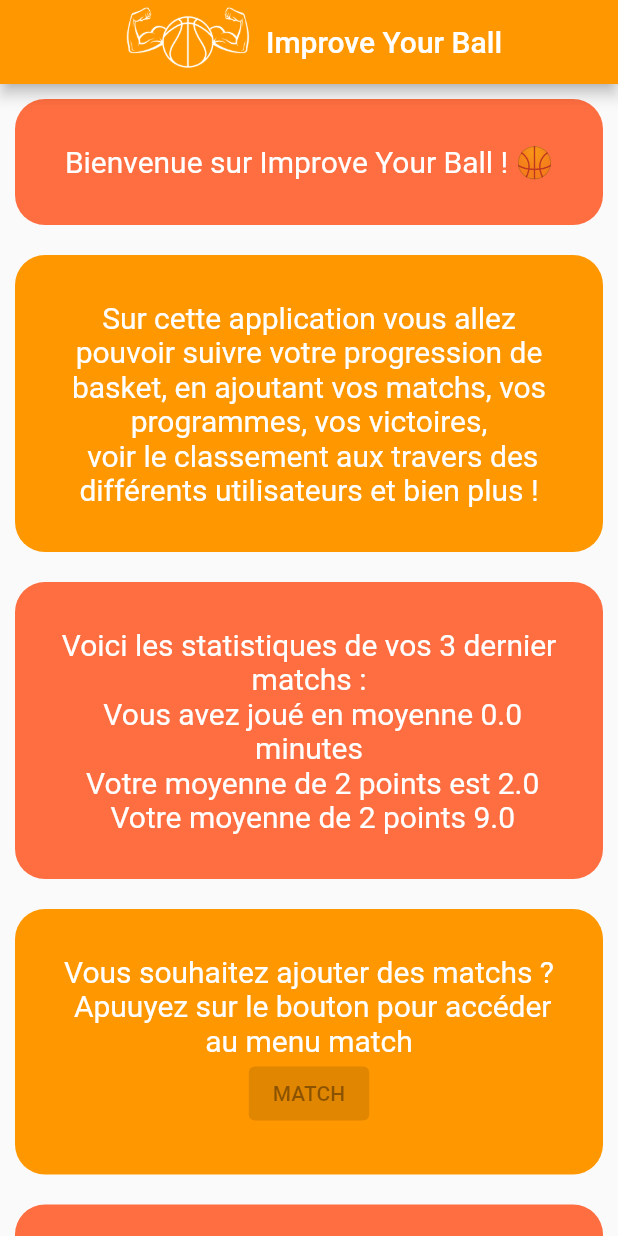
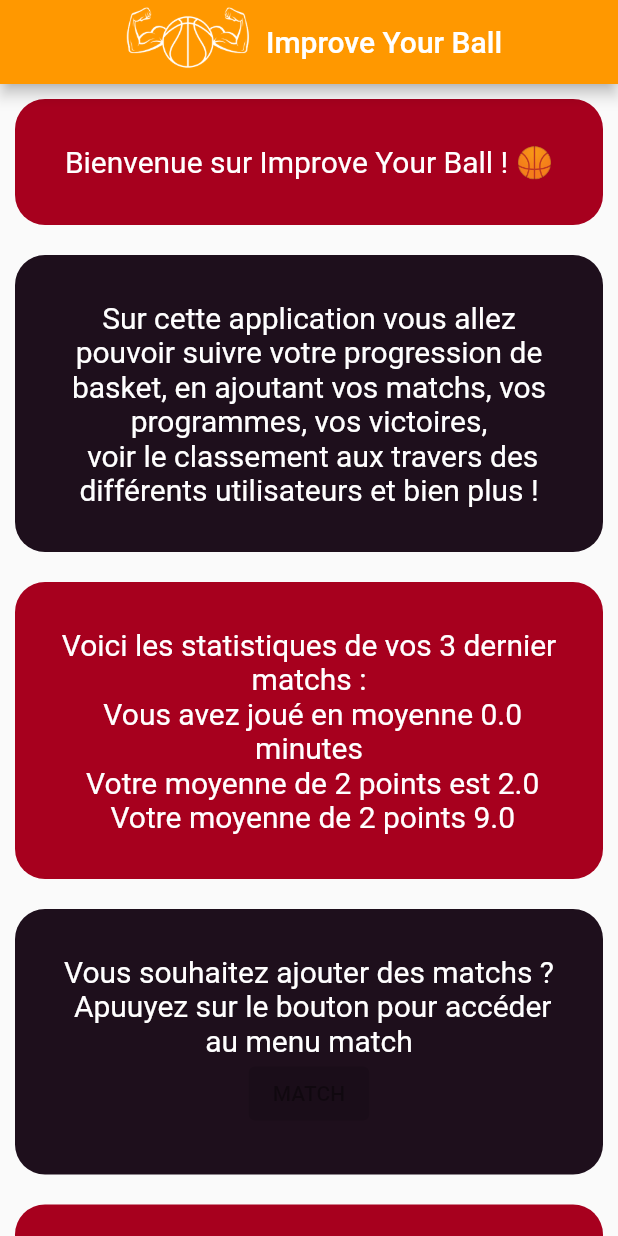
Before and after one commit to Morbleuz/Improve-Your-Ball, a Flutter app: the screen it shows after launch, on a phone screen of 412 x 824 dp. Run offline on Flutter 3.47's test engine with Material 2 defaults, Android fonts, the light colour scheme and no system bars; missing offline and left inert: graphic.

Commit message:
ajout des couleurs et du menu login

```diff
--- a/lib/main.dart
+++ b/lib/main.dart
@@ -1,4 +1,5 @@
 import 'package:flutter/material.dart';
+import 'package:flutter_improve_your_ball/login.dart';
 import 'package:flutter_improve_your_ball/menu.dart';
 
 void main() {
@@ -15,7 +16,11 @@ class MyApp extends StatelessWidget {
       title: 'Improve Your Ball',
       debugShowCheckedModeBanner: false,
       theme: ThemeData(),
-      home: Menu(),
+      initialRoute: '/menu',
+      routes: {
+        '/menu': (context) => const Menu(),
+        '/login': (context) => const Login(),
+      },
     );
   }
 }
--- a/lib/menu.dart
+++ b/lib/menu.dart
@@ -1,8 +1,10 @@
 import 'package:flutter/material.dart';
+import 'package:flutter_improve_your_ball/model/local.dart';
 import 'package:flutter_improve_your_ball/modelView/ContainerButtonIYP.dart';
 import 'package:flutter_improve_your_ball/modelView/appbarIYP.dart';
 import 'package:flutter_improve_your_ball/modelView/containerIYP.dart';
 import 'package:graphic/graphic.dart';
+import 'model/local.dart';
 
 class Menu extends StatefulWidget {
   const Menu({super.key});
@@ -12,6 +14,8 @@ class Menu extends StatefulWidget {
 }
 
 class _Menu extends State<Menu> {
+  final Color rouge = Color.fromRGBO(167, 0, 30, 1);
+  final Color noir = Color.fromRGBO(30, 15, 28, 1);
   double sumTimePlay = 0;
   double sumThreePoints = 2;
   double sumTwoPoints = 9;
@@ -24,21 +28,21 @@ class _Menu extends State<Menu> {
         child: Center(
           child: Column(
             children: <Widget>[
-              const ContainerIYP(
+              ContainerIYP(
                 text: Text(
                   'Bienvenue sur Improve Your Ball ! 🏀',
                   textAlign: TextAlign.center,
                   style: TextStyle(fontSize: 20, color: Colors.white),
                 ),
-                couleur: Colors.deepOrangeAccent,
+                couleur: rouge,
               ),
-              const ContainerIYP(
+              ContainerIYP(
                 text: Text(
                   'Sur cette application vous allez pouvoir suivre votre progression de basket, en ajoutant vos matchs, vos programmes, vos victoires, \n voir le classement aux travers des différents utilisateurs et bien plus !',
                   textAlign: TextAlign.center,
                   style: TextStyle(fontSize: 20, color: Colors.white),
                 ),
-                couleur: Colors.orange,
+                couleur: noir,
               ),
               ContainerIYP(
                 text: Text(
@@ -46,10 +50,10 @@ class _Menu extends State<Menu> {
                   textAlign: TextAlign.center,
                   style: TextStyle(fontSize: 20, color: Colors.white),
                 ),
-                couleur: Colors.deepOrangeAccent,
+                couleur: rouge,
               ),
               //Section match
-              const ContainerButtonIYP(
+              ContainerButtonIYP(
                 children: [
                   Text(
                     'Vous souhaitez ajouter des matchs ?\n Apuuyez sur le bouton pour accéder au menu match',
@@ -61,10 +65,10 @@ class _Menu extends State<Menu> {
                     child: Text('MATCH'),
                   )
                 ],
-                couleur: Colors.orange,
+                couleur: noir,
               ),
               //Section classement
-              const ContainerButtonIYP(
+              ContainerButtonIYP(
                 children: [
                   Text(
                     'Vous souhaitez voir le classement \n et vous comparez avec les utilisateurs ? \n Appusez le bouton pour accéder au classement',
@@ -76,7 +80,7 @@ class _Menu extends State<Menu> {
                     child: Text('CLASSEMENT'),
                   ),
                 ],
-                couleur: Colors.deepOrangeAccent,
+                couleur: rouge,
               ),
               //Section programme
               const ContainerButtonIYP(
@@ -93,18 +97,10 @@ class _Menu extends State<Menu> {
                 ],
                 couleur: Colors.orange,
               ),
-
-              //Les 3 derniers match
-              //Les stats
-              //Aller à la page match
-              //Aller à la page classement
-              //Aller à la page programme
             ],
           ),
         ),
       ),
-
-      // This trailing comma makes auto-formatting nicer for build methods.
     );
   }
 }
--- a/lib/model/local.dart
+++ b/lib/model/local.dart
@@ -1,3 +1,3 @@
 String usernameLocal = "";
 String passwordLocal = "";
-String localToken = "";
+String localToken = "azd";
```
Also changed, not shown: lib/login.dart (added, +67 -0 lines).
